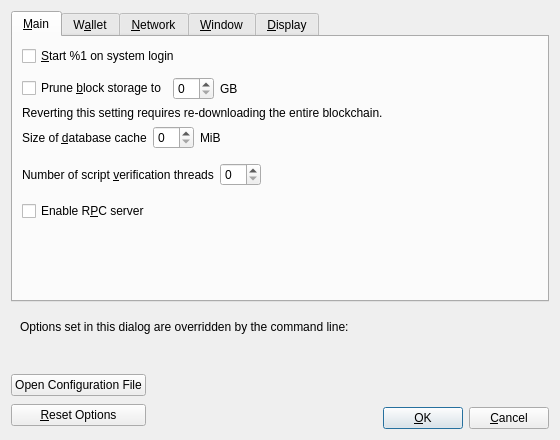
The window that ghost-core/src/qt/forms/optionsdialog.ui (Wild-Horse-Pass/ghost) describes before a commit, drawn with Qt 5.
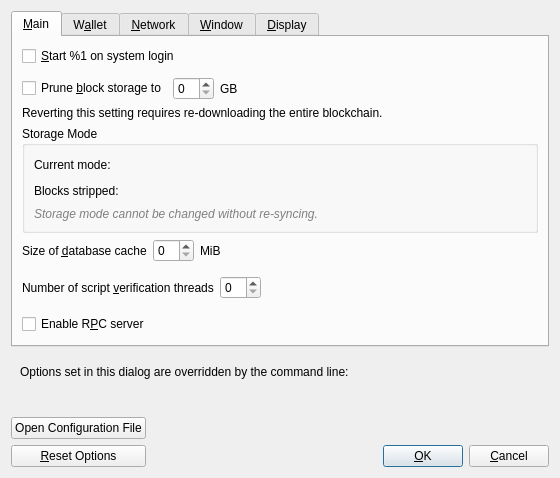
The same window after the commit. Custom widgets are drawn as their Qt base class.

Commit message: feat: Add Ghost Haze mode selection to Qt GUI

What changed in the file:
```diff
--- a/ghost-core/src/qt/forms/optionsdialog.ui
+++ b/ghost-core/src/qt/forms/optionsdialog.ui
@@ -100,6 +100,108 @@
          </property>
         </widget>
        </item>
+       <item>
+        <widget class="QGroupBox" name="groupBoxHaze">
+         <property name="title">
+          <string>Storage Mode</string>
+         </property>
+         <layout class="QVBoxLayout" name="verticalLayout_Haze">
+          <item>
+           <layout class="QHBoxLayout" name="horizontalLayout_Haze_Mode">
+            <item>
+             <widget class="QLabel" name="hazeModeLabel">
+              <property name="text">
+               <string>Current mode:</string>
+              </property>
+              <property name="textFormat">
+               <enum>Qt::PlainText</enum>
+              </property>
+             </widget>
+            </item>
+            <item>
+             <widget class="QLabel" name="hazeModeValue">
+              <property name="text">
+               <string/>
+              </property>
+              <property name="textFormat">
+               <enum>Qt::PlainText</enum>
+              </property>
+              <property name="font">
+               <font>
+                <weight>75</weight>
+                <bold>true</bold>
+               </font>
+              </property>
+             </widget>
+            </item>
+            <item>
+             <spacer name="horizontalSpacer_Haze_Mode">
+              <property name="orientation">
+               <enum>Qt::Horizontal</enum>
+              </property>
+              <property name="sizeHint" stdset="0">
+               <size>
+                <width>40</width>
+                <height>20</height>
+               </size>
+              </property>
+             </spacer>
+            </item>
+           </layout>
+          </item>
+          <item>
+           <layout class="QHBoxLayout" name="horizontalLayout_Haze_Stats">
+            <item>
+             <widget class="QLabel" name="hazeStatsLabel">
+              <property name="text">
+               <string>Blocks stripped:</string>
+              </property>
+              <property name="textFormat">
+               <enum>Qt::PlainText</enum>
+              </property>
+             </widget>
+            </item>
+            <item>
+             <widget class="QLabel" name="hazeStatsValue">
+              <property name="text">
+               <string/>
+              </property>
+              <property name="textFormat">
+               <enum>Qt::PlainText</enum>
+              </property>
+             </widget>
+            </item>
+            <item>
+             <spacer name="horizontalSpacer_Haze_Stats">
+              <property name="orientation">
+               <enum>Qt::Horizontal</enum>
+              </property>
+              <property name="sizeHint" stdset="0">
+               <size>
+                <width>40</width>
+                <height>20</height>
+               </size>
+              </property>
+             </spacer>
+            </item>
+           </layout>
+          </item>
+          <item>
+           <widget class="QLabel" name="hazeInfoLabel">
+            <property name="text">
+             <string>Storage mode cannot be changed without re-syncing.</string>
+            </property>
+            <property name="textFormat">
+             <enum>Qt::PlainText</enum>
+            </property>
+            <property name="styleSheet">
+             <string notr="true">QLabel { color: gray; font-style: italic; }</string>
+            </property>
+           </widget>
+          </item>
+         </layout>
+        </widget>
+       </item>
        <item>
         <layout class="QHBoxLayout" name="horizontalLayout_2_Main">
          <item>
```
The commit also changes 7 other files.
